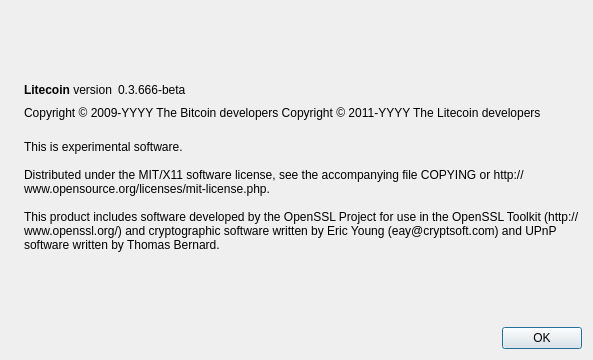
The window that src/qt/forms/aboutdialog.ui (jinwonchoi/testcoin) describes before a commit, drawn with Qt 5.
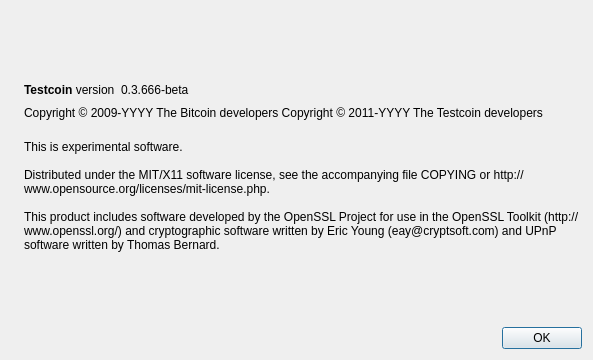
The same window after the commit. Icons and pictures are not drawn.

```diff
--- a/src/qt/forms/aboutdialog.ui
+++ b/src/qt/forms/aboutdialog.ui
@@ -50,7 +50,7 @@
           <cursorShape>IBeamCursor</cursorShape>
          </property>
          <property name="text">
-          <string>&lt;b&gt;Litecoin&lt;/b&gt; version</string>
+          <string>&lt;b&gt;Testcoin&lt;/b&gt; version</string>
          </property>
          <property name="textInteractionFlags">
           <set>Qt::LinksAccessibleByMouse|Qt::TextSelectableByKeyboard|Qt::TextSelectableByMouse</set>
@@ -92,7 +92,7 @@
        </property>
        <property name="text">
         <string notr="true">Copyright &amp;copy; 2009-YYYY The Bitcoin developers
-Copyright &amp;copy; 2011-YYYY The Litecoin developers</string>
+Copyright &amp;copy; 2011-YYYY The Testcoin developers</string>
        </property>
        <property name="textFormat">
         <enum>Qt::RichText</enum>
```
Left out of the diff: 2 changed lines with no effect on the pictures.
